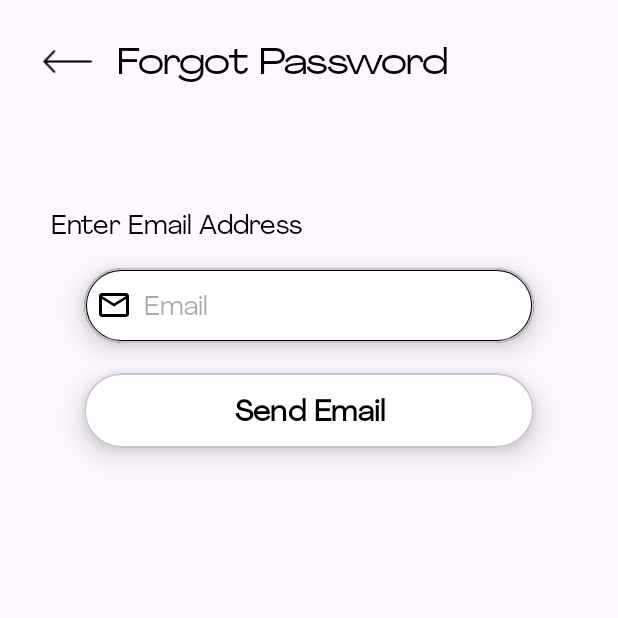
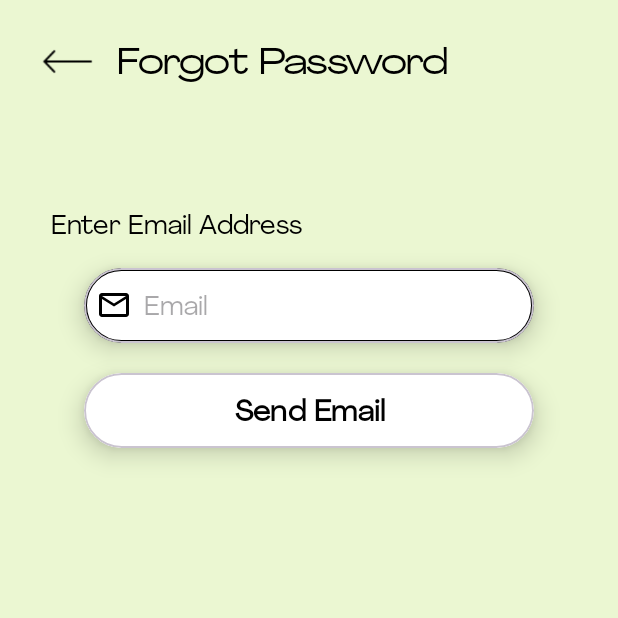
Before and after one commit to HenryTheNewbie/plantpal-application, an Android app: the screen it shows after launch (ForgotPasswordActivity), after a tap on "Forgot Password?", on a phone screen of 412 x 824 dp, the top half of it. Run offline under Robolectric (Android 15) with nearby library versions, the light colour scheme and no system bars; our stand-ins replace Firebase (no records; nobody signed in at launch, a user with empty details on screens opened directly).

Commit message:
Commit #25 - Adjusted the application's background and status bar colour to improve visibility and aesthetics.

```diff
--- a/app/src/main/res/values-night/themes.xml
+++ b/app/src/main/res/values-night/themes.xml
@@ -1,7 +1,15 @@
 <resources xmlns:tools="http://schemas.android.com/tools">
     <!-- Base application theme. -->
     <style name="Base.Theme.PlantPal" parent="Theme.Material3.Light.NoActionBar">
-        <!-- Customize your dark theme here. -->
+        <!-- Customize your light theme here. -->
         <item name="colorPrimary">@color/white</item>
+        <!-- Set the status bar color to black -->
+        <item name="android:statusBarColor">#000000</item>
+        <!-- Ensure icons stay light (white) -->
+        <item name="android:windowLightStatusBar">false</item>
+        <!-- Set the navigation bar color to black -->
+        <item name="android:navigationBarColor">#000000</item>
+        <!-- Set the background color to white -->
+        <item name="android:windowBackground">@color/light_grass_green</item>
     </style>
 </resources>
--- a/app/src/main/res/values/colors.xml
+++ b/app/src/main/res/values/colors.xml
@@ -3,4 +3,5 @@
     <color name="black">#FF000000</color>
     <color name="white">#FFFFFFFF</color>
     <color name="holo_red">#FFCC0000</color>
+    <color name="light_grass_green">#EBF7D2</color>
 </resources>
--- a/app/src/main/res/values/themes.xml
+++ b/app/src/main/res/values/themes.xml
@@ -3,6 +3,14 @@
     <style name="Base.Theme.PlantPal" parent="Theme.Material3.Light.NoActionBar">
         <!-- Customize your light theme here. -->
         <item name="colorPrimary">@color/white</item>
+        <!-- Set the status bar color to black -->
+        <item name="android:statusBarColor">#000000</item>
+        <!-- Ensure icons stay light (white) -->
+        <item name="android:windowLightStatusBar">false</item>
+        <!-- Set the navigation bar color to black -->
+        <item name="android:navigationBarColor">#000000</item>
+        <!-- Set the background color to white -->
+        <item name="android:windowBackground">@color/light_grass_green</item>
     </style>
 
     <style name="Theme.PlantPal" parent="Base.Theme.PlantPal" />
```
